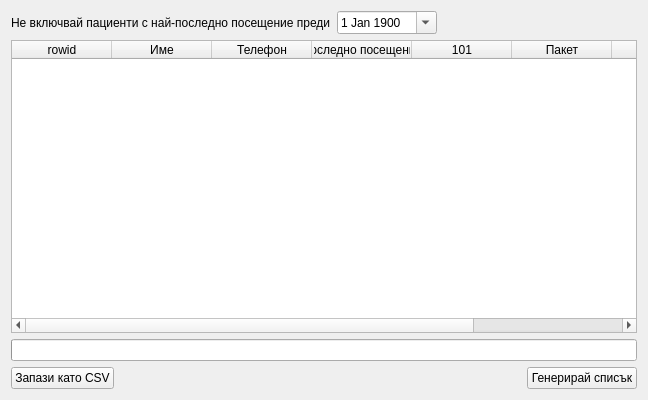
Before: the Qt Designer form src/View/Widgets/UnusedPackageView.ui in thefinalcutbg/DinoDent, drawn with Qt 5.
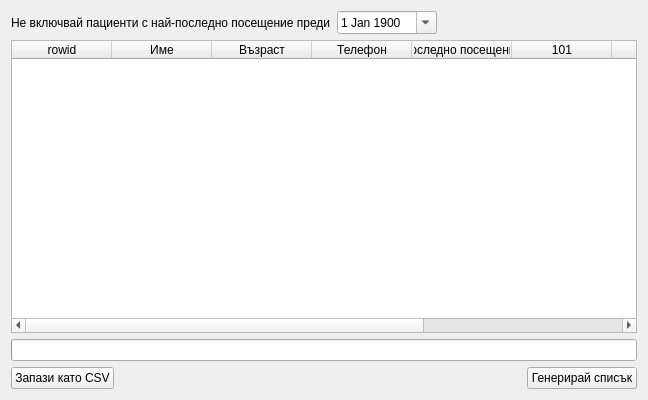
After: the same form once the commit is applied. Custom widgets are drawn as their Qt base class.

What changed in the file:
```diff
--- a/src/View/Widgets/UnusedPackageView.ui
+++ b/src/View/Widgets/UnusedPackageView.ui
@@ -108,6 +108,11 @@
        <string>Име</string>
       </property>
      </column>
+     <column>
+      <property name="text">
+       <string>Възраст</string>
+      </property>
+     </column>
      <column>
       <property name="text">
        <string>Телефон</string>
```
Left out of the diff: 2 changed lines with no effect on the pictures.
